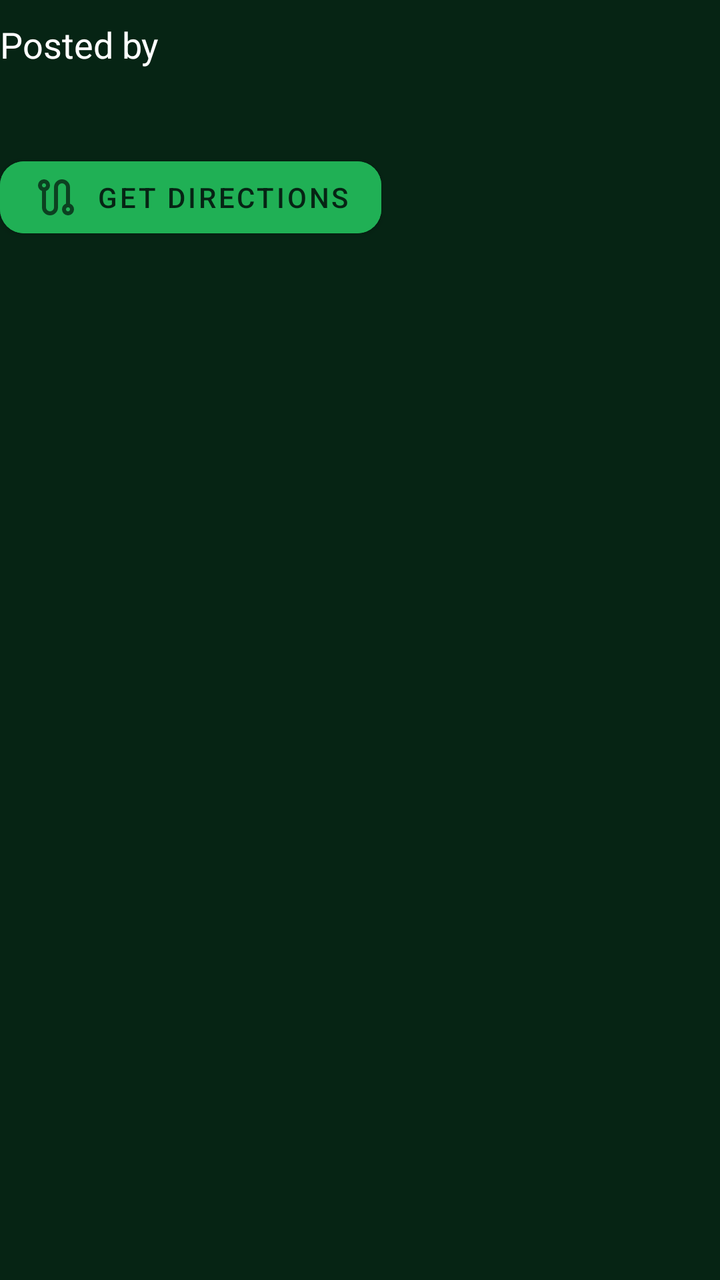
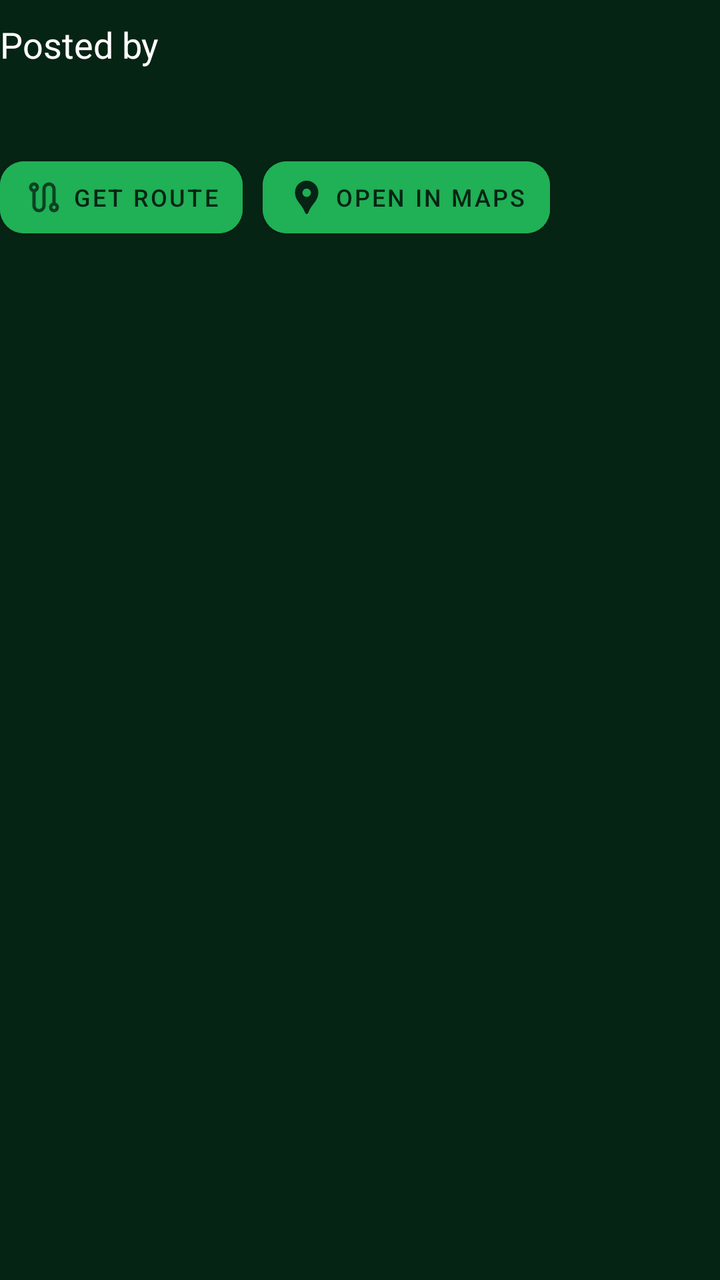

An Android layout rendered at two revisions. The XML below is the earlier revision; the diff shows what the commit changed to produce the second picture.
<!-- AndroidManifest.xml: activity theme Theme.Dialog -->
<!-- res/layout/activity_photo_popup.xml -->
<?xml version="1.0" encoding="utf-8"?>
<androidx.constraintlayout.widget.ConstraintLayout xmlns:android="http://schemas.android.com/apk/res/android"
    xmlns:app="http://schemas.android.com/apk/res-auto"
    xmlns:tools="http://schemas.android.com/tools"
    android:id="@+id/main"
    android:layout_width="match_parent"
    android:layout_height="match_parent"
    android:layout_margin="20dp"
    tools:context=".PhotoPopupActivity">

    
    <ImageView
        android:id="@+id/image"
        android:layout_width="270dp"
        android:layout_height="wrap_content"
        android:scaleType="fitCenter"
        android:adjustViewBounds="true" />

    
    <TextView
        android:id="@+id/username"
        android:layout_width="wrap_content"
        android:layout_height="wrap_content"
        android:textSize="18sp"
        android:textColor="@color/white"
        android:text="Posted by "
        android:layout_marginTop="10dp"
        app:layout_constraintLeft_toLeftOf="parent"
        app:layout_constraintTop_toBottomOf="@id/image" />

    
    <TextView
        android:id="@+id/caption"
        android:layout_width="wrap_content"
        android:layout_height="wrap_content"
        android:textSize="15sp"
        android:text=""
        app:layout_constraintLeft_toLeftOf="parent"
        app:layout_constraintTop_toBottomOf="@id/username" />

    
    <com.google.android.material.button.MaterialButton
        android:id="@+id/getDirections"
        style="@style/Widget.MaterialComponents.Button"
        android:layout_width="wrap_content"
        android:layout_height="wrap_content"
        android:backgroundTint="?attr/accent_color"
        app:icon="@drawable/ic_route"
        app:iconTint="?attr/background_color"
        android:text="Get directions"
        android:textColor="?attr/background_color"
        android:layout_marginTop="20dp"
        app:cornerRadius="12dp"
        app:layout_constraintLeft_toLeftOf="parent"
        app:layout_constraintTop_toBottomOf="@id/caption" />

</androidx.constraintlayout.widget.ConstraintLayout>
<!-- resources referenced by this layout -->
<resources>
  <color name="white">#FFFFFFFF</color>
  <!-- drawable ic_route (drawable-anydpi) -->
  <vector xmlns:android="http://schemas.android.com/apk/res/android"
      android:width="24dp"
      android:height="24dp"
      android:viewportWidth="960"
      android:viewportHeight="960"
      android:tint="#FFFFFF"
      android:alpha="0.8">
    <path
        android:fillColor="@android:color/white"
        android:pathData="M247,793Q200,746 200,680L200,353Q165,340 142.5,309.5Q120,279 120,240Q120,190 155,155Q190,120 240,120Q290,120 325,155Q360,190 360,240Q360,279 337.5,309.5Q315,340 280,353L280,680Q280,713 303.5,736.5Q327,760 360,760Q393,760 416.5,736.5Q440,713 440,680L440,280Q440,214 487,167Q534,120 600,120Q666,120 713,167Q760,214 760,280L760,607Q795,620 817.5,650.5Q840,681 840,720Q840,770 805,805Q770,840 720,840Q670,840 635,805Q600,770 600,720Q600,681 622.5,650Q645,619 680,607L680,280Q680,247 656.5,223.5Q633,200 600,200Q567,200 543.5,223.5Q520,247 520,280L520,680Q520,746 473,793Q426,840 360,840Q294,840 247,793ZM240,280Q257,280 268.5,268.5Q280,257 280,240Q280,223 268.5,211.5Q257,200 240,200Q223,200 211.5,211.5Q200,223 200,240Q200,257 211.5,268.5Q223,280 240,280ZM720,760Q737,760 748.5,748.5Q760,737 760,720Q760,703 748.5,691.5Q737,680 720,680Q703,680 691.5,691.5Q680,703 680,720Q680,737 691.5,748.5Q703,760 720,760ZM240,240Q240,240 240,240Q240,240 240,240Q240,240 240,240Q240,240 240,240Q240,240 240,240Q240,240 240,240Q240,240 240,240Q240,240 240,240ZM720,720Q720,720 720,720Q720,720 720,720Q720,720 720,720Q720,720 720,720Q720,720 720,720Q720,720 720,720Q720,720 720,720Q720,720 720,720Z"/>
  </vector>
  <style name="Theme.Dialog" parent="Theme.MaterialComponents.DayNight.Dialog.Bridge">
          <item name="android:windowNoTitle">true</item>
          <item name="windowNoTitle">true</item>
          
          <item name="background_color">@color/summer_background_color</item>
          <item name="accent_color">@color/summer_accent_color</item>
          <item name="android:windowBackground">?attr/background_color</item>
      </style>
  <color name="summer_background_color">#062414</color>
  <color name="summer_accent_color">#20b055</color>
</resources>

<!-- the commit's change to res/layout/activity_photo_popup.xml (unified diff, before → after) -->
@@ -46,12 +46,35 @@
         android:layout_height="wrap_content"
         android:backgroundTint="?attr/accent_color"
         app:icon="@drawable/ic_route"
+        app:iconSize="20dp"
+        app:iconPadding="4dp"
         app:iconTint="?attr/background_color"
-        android:text="Get directions"
+        android:text="Get route"
         android:textColor="?attr/background_color"
+        android:textSize="12sp"
+        android:paddingHorizontal="12dp"
         android:layout_marginTop="20dp"
         app:cornerRadius="12dp"
         app:layout_constraintLeft_toLeftOf="parent"
         app:layout_constraintTop_toBottomOf="@id/caption" />
 
+    <com.google.android.material.button.MaterialButton
+        android:id="@+id/openInMaps"
+        style="@style/Widget.MaterialComponents.Button"
+        android:layout_width="wrap_content"
+        android:layout_height="wrap_content"
+        android:backgroundTint="?attr/accent_color"
+        app:icon="@drawable/ic_maps"
+        app:iconSize="20dp"
+        app:iconPadding="4dp"
+        app:iconTint="?attr/background_color"
+        android:text="Open in Maps"
+        android:textColor="?attr/background_color"
+        android:textSize="12sp"
+        android:paddingHorizontal="12dp"
+        android:layout_marginLeft="10dp"
+        app:cornerRadius="12dp"
+        app:layout_constraintLeft_toRightOf="@id/getDirections"
+        app:layout_constraintTop_toTopOf="@id/getDirections" />
+
 </androidx.constraintlayout.widget.ConstraintLayout>
<!-- resource entries referenced after the edit -->
@@ -1,6 +1,12 @@
 <!-- resources referenced by this layout -->
 <resources>
   <color name="white">#FFFFFFFF</color>
+  <!-- drawable ic_maps (drawable) -->
+  <vector xmlns:android="http://schemas.android.com/apk/res/android" android:height="24dp" android:tint="#000000" android:viewportHeight="24" android:viewportWidth="24" android:width="24dp">
+        
+      <path android:fillColor="@android:color/white" android:pathData="M12,2L12,2C8.13,2 5,5.13 5,9c0,1.74 0.5,3.37 1.41,4.84c0.95,1.54 2.2,2.86 3.16,4.4c0.47,0.75 0.81,1.45 1.17,2.26C11,21.05 11.21,22 12,22h0c0.79,0 1,-0.95 1.25,-1.5c0.37,-0.81 0.7,-1.51 1.17,-2.26c0.96,-1.53 2.21,-2.85 3.16,-4.4C18.5,12.37 19,10.74 19,9C19,5.13 15.87,2 12,2zM12,11.75c-1.38,0 -2.5,-1.12 -2.5,-2.5s1.12,-2.5 2.5,-2.5s2.5,1.12 2.5,2.5S13.38,11.75 12,11.75z"/>
+      
+  </vector>
   <!-- drawable ic_route (drawable-anydpi) -->
   <vector xmlns:android="http://schemas.android.com/apk/res/android"
       android:width="24dp"
